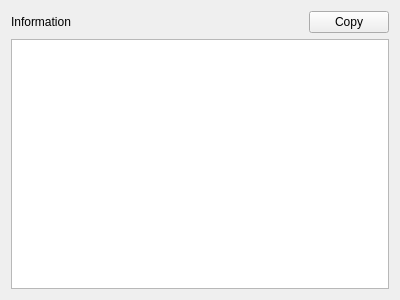
Before: the Qt Designer form qml/gist.ui in arsham/gistflow, drawn with Qt 5.
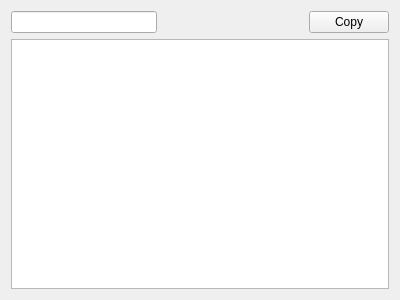
After: the same form once the commit is applied.

Commit message: create new gists (closes #27) change the description to QLineEdit

```diff
--- a/qml/gist.ui
+++ b/qml/gist.ui
@@ -17,11 +17,7 @@
    <item>
     <layout class="QHBoxLayout" name="horizontalLayout">
      <item>
-      <widget class="QLabel" name="information">
-       <property name="text">
-        <string>Information</string>
-       </property>
-      </widget>
+      <widget class="QLineEdit" name="information"/>
      </item>
      <item>
       <spacer name="horizontalSpacer">
```
The commit also changes 19 other files.
